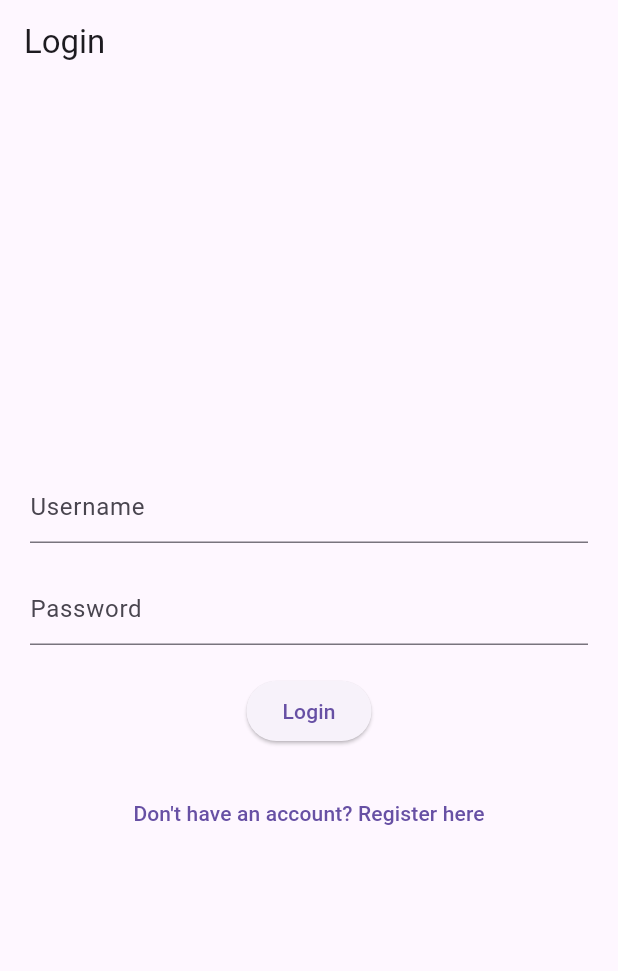
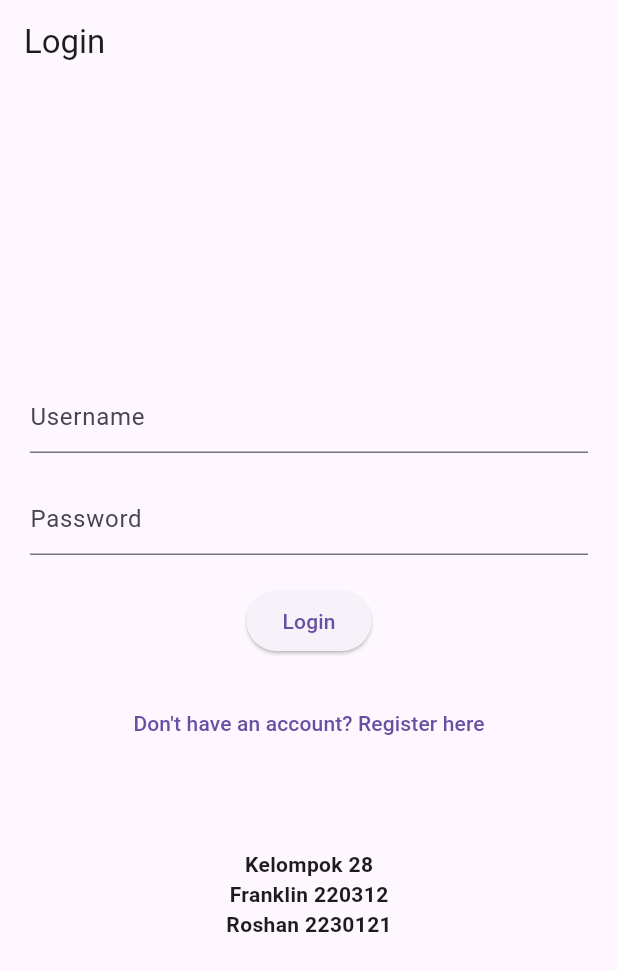
Before and after one commit to FITurnip/kuis4provis, a Flutter app: the screen it shows after launch, after a tap on "Login", on a phone screen of 412 x 824 dp. Shown: the top 971 px of the screen. Run offline on Flutter 3.47's test engine with Material 3 defaults, Android fonts, the phone set to English and light mode, and no system bars; our stand-ins replace shared_preferences; network calls fail.

Commit message:
regis, nama nim

```diff
--- a/lib/auth/auth.dart
+++ b/lib/auth/auth.dart
@@ -11,7 +11,7 @@ class LoginRegisterPage extends StatefulWidget {
 
 class _LoginRegisterPageState extends State<LoginRegisterPage> {
   bool _isLoginForm = true;
-  bool _isLoading = false; // Add loading state variable
+  bool _isLoading = false;
 
   void _toggleForm() {
     setState(() {
@@ -29,17 +29,19 @@ class _LoginRegisterPageState extends State<LoginRegisterPage> {
         child: _isLoginForm
             ? LoginForm(
                 toggleForm: _toggleForm,
-                isLoading: _isLoading, // Pass loading state to LoginForm
-                onLogin: _login, // Pass login method to LoginForm
+                isLoading: _isLoading,
+                onLogin: _login,
               )
-            : RegisterForm(toggleForm: _toggleForm),
+            : RegisterForm(
+                toggleForm: _toggleForm,
+                onRegister: _register), // Pass register method to RegisterForm
       ),
     );
   }
 
   void _login(String username, String password) async {
     setState(() {
-      _isLoading = true; // Set loading state to true when login process starts
+      _isLoading = true;
     });
 
     try {
@@ -48,28 +50,66 @@ class _LoginRegisterPageState extends State<LoginRegisterPage> {
         headers: <String, String>{
           'Content-Type': 'application/json; charset=UTF-8'
         },
-        body: jsonEncode(
-            {"username": username, "password": password}),
+        body: jsonEncode({"username": username, "password": password}),
       );
 
       if (response.statusCode == 200) {
         var data = jsonDecode(response.body.toString());
 
-        // Save user ID and token to shared preferences
-        await SharedPreferencesHelper.savePreference('user_id', data['user_id']);
-        await SharedPreferencesHelper.savePreference('access_token', data['access_token']);
+        await SharedPreferencesHelper.savePreference(
+            'user_id', data['user_id']);
+        await SharedPreferencesHelper.savePreference(
+            'access_token', data['access_token']);
 
         print(data);
         print('Login successfully');
-        Navigator.of(context).pushReplacement(MaterialPageRoute(builder: (context) => FoodListPage()));
+        Navigator.of(context).pushReplacement(
+            MaterialPageRoute(builder: (context) => FoodListPage()));
       } else {
-        print('Gagal Login');
+        print('Failed to login');
       }
     } catch (e) {
       print(e.toString());
     } finally {
       setState(() {
-        _isLoading = false; // Set loading state to false when login process ends
+        _isLoading = false;
+      });
+    }
+  }
+
+  void _register(String username, String password) async {
+    setState(() {
+      _isLoading = true;
+    });
+
+    try {
+      final response = await http.post(
+        Uri.parse("http://146.190.109.66:8000/users/"),
+        headers: <String, String>{
+          'Content-Type': 'application/json; charset=UTF-8'
+        },
+        body: jsonEncode({"username": username, "password": password}),
+      );
+
+      if (response.statusCode == 200) {
+        print('Registration successful');
+        // Tampilkan pesan berhasil registrasi
+        ScaffoldMessenger.of(context).showSnackBar(
+          SnackBar(
+            content: Text('Registration successful'),
+            duration: Duration(seconds: 2), // Durasi snackbar
+          ),
+        );
+        // Setelah registrasi berhasil, pindahkan pengguna ke halaman login
+        _toggleForm();
+      } else {
+        print('Failed to register');
+      }
+    } catch (e) {
+      print(e.toString());
+    } finally {
+      setState(() {
+        _isLoading = false;
       });
     }
   }
@@ -77,10 +117,9 @@ class _LoginRegisterPageState extends State<LoginRegisterPage> {
 
 class LoginForm extends StatelessWidget {
   final VoidCallback toggleForm;
-  final bool isLoading; // Add loading state variable
-  final Function(String, String) onLogin; // Add login method
+  final bool isLoading;
+  final Function(String, String) onLogin;
 
-  // Add loading state variable and login method to constructor
   LoginForm({
     required this.toggleForm,
     required this.isLoading,
@@ -108,20 +147,35 @@ class LoginForm extends StatelessWidget {
           ),
           SizedBox(height: 20.0),
           ElevatedButton(
-            onPressed: isLoading // Disable button when loading
+            onPressed: isLoading
                 ? null
                 : () => onLogin(
-                    usernameController.text.toString(),
-                    passwordController.text.toString(),
-                  ),
-            child: isLoading // Show loading indicator if loading
-                ? CircularProgressIndicator()
-                : Text('Login'),
+                      usernameController.text.toString(),
+                      passwordController.text.toString(),
+                    ),
+            child: isLoading ? CircularProgressIndicator() : Text('Login'),
           ),
           SizedBox(height: 20.0),
           TextButton(
             onPressed: toggleForm,
             child: Text('Don\'t have an account? Register here'),
+          ),
+          SizedBox(height: 60.0),
+          Column(
+            children: <Widget>[
+              Text(
+                'Kelompok 28',
+                style: TextStyle(fontSize: 14.0, fontWeight: FontWeight.bold),
+              ),
+              Text(
+                'Franklin 220312',
+                style: TextStyle(fontSize: 14.0, fontWeight: FontWeight.bold),
+              ),
+              Text(
+                'Roshan 2230121',
+                style: TextStyle(fontSize: 14.0, fontWeight: FontWeight.bold),
+              ),
+            ],
           ),
         ],
       ),
@@ -131,8 +185,12 @@ class LoginForm extends StatelessWidget {
 
 class RegisterForm extends StatelessWidget {
   final VoidCallback toggleForm;
+  final Function(String, String) onRegister; // Add onRegister function
 
-  RegisterForm({required this.toggleForm});
+  RegisterForm({required this.toggleForm, required this.onRegister});
+
+  TextEditingController usernameController = TextEditingController();
+  TextEditingController passwordController = TextEditingController();
 
   @override
   Widget build(BuildContext context) {
@@ -142,17 +200,21 @@ class RegisterForm extends StatelessWidget {
         mainAxisAlignment: MainAxisAlignment.center,
         children: <Widget>[
           TextFormField(
-            decoration: InputDecoration(labelText: 'Email'),
+            controller: usernameController,
+            decoration: InputDecoration(hintText: 'Username'),
           ),
           SizedBox(height: 20.0),
           TextFormField(
-            decoration: InputDecoration(labelText: 'Password'),
-            obscureText: true,
+            controller: passwordController,
+            decoration: InputDecoration(hintText: 'Password'),
           ),
           SizedBox(height: 20.0),
           ElevatedButton(
             onPressed: () {
-              // Implement registration functionality here
+              onRegister(
+                usernameController.text.toString(),
+                passwordController.text.toString(),
+              );
             },
             child: Text('Register'),
           ),
```
